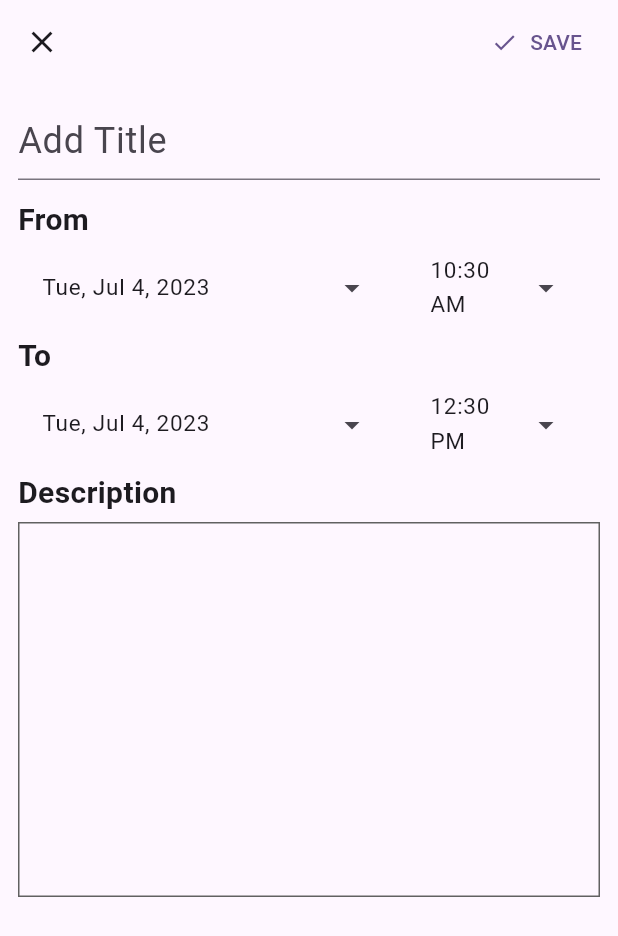
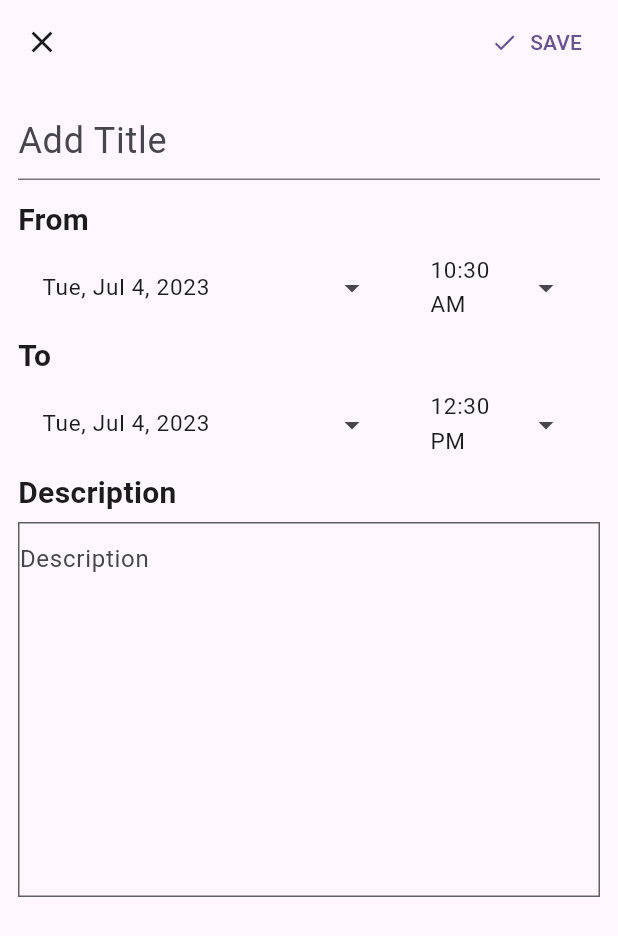
Before and after one commit to LaurenceT123/pet_plan_project, a Flutter app: the AddTaskPage_screen screen opened directly with empty values, on a phone screen of 412 x 824 dp. Shown: the top 936 px of the screen. Run offline on Flutter 3.47's test engine with Material 2 defaults, Android fonts, the light colour scheme and no system bars; our stand-ins replace date_picker_timeline, google_fonts, image_picker, intl_phone_field, syncfusion_flutter_calendar; missing offline and left inert: syncfusion_flutter_core; network calls fail.

Commit message:
when editing, did not display previous old event description

```diff
--- a/lib/dailySchedule_screens/add_task_bar.dart
+++ b/lib/dailySchedule_screens/add_task_bar.dart
@@ -99,6 +99,7 @@ class _AddTaskPage_screenState extends State<AddTaskPage_screen> {
                     obscureText: false,
                     decoration: InputDecoration(
                       border: InputBorder.none,
+                      hintText: (widget.event != null) ? widget.event!.getDescription() : 'Description',
                     ),
                     controller: descriptionController,
                   ),
```
